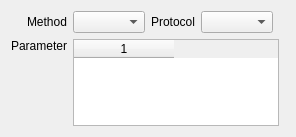
jonasfoe/COPASI, file copasi/UI/CQTaskMethodWidget.ui: the form before one commit.
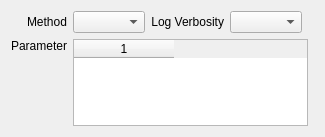
The form after the commit.

Patch:
```diff
--- a/copasi/UI/CQTaskMethodWidget.ui
+++ b/copasi/UI/CQTaskMethodWidget.ui
@@ -48,7 +48,7 @@
    <item row="0" column="2" >
     <widget class="QLabel" name="mpLblMethodProtocol" >
      <property name="text" >
-      <string>Protocol</string>
+      <string>Log Verbosity</string>
      </property>
      <property name="alignment" >
       <set>Qt::AlignRight|Qt::AlignTrailing|Qt::AlignVCenter</set>
```
Left out of the diff: 4 changed lines with no effect on the pictures.
